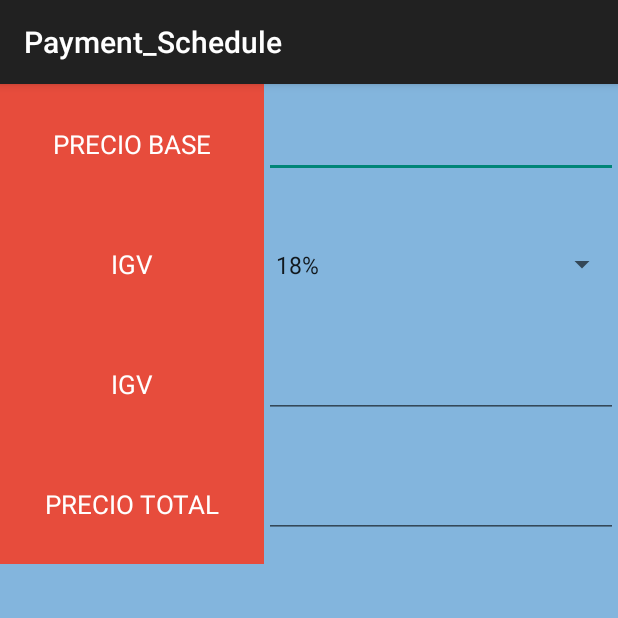
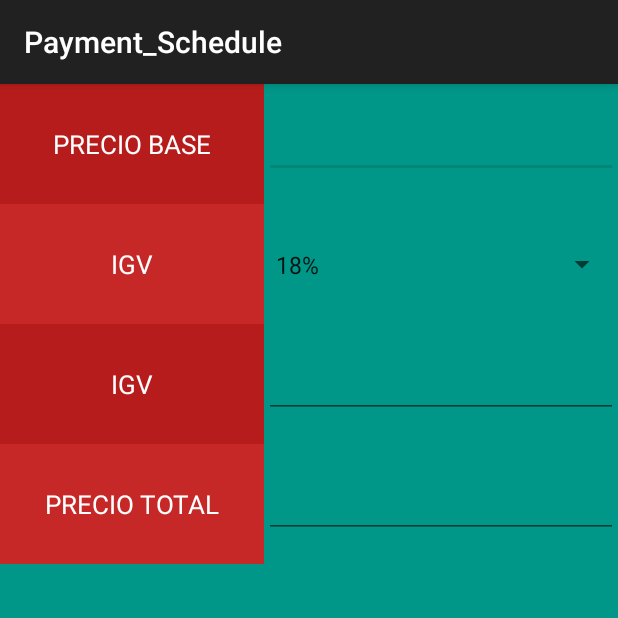
Before and after one commit to doapps/IGVPeru, an Android app: the Calculator_Activity screen opened directly, with no data from a screen before it, on a phone screen of 412 x 824 dp, the top half of it. Run offline under Robolectric (Android 15) with nearby library versions, the light colour scheme and no system bars.

Commit message:
dessing interface

```diff
--- a/app/src/main/AndroidManifest.xml
+++ b/app/src/main/AndroidManifest.xml
@@ -9,7 +9,6 @@
         android:theme="@style/AppTheme" >
         <activity
             android:name=".SplashActivity"
-            android:screenOrientation="portrait"
             android:label="@string/app_name" >
             <intent-filter>
                 <action android:name="android.intent.action.MAIN" />
@@ -19,17 +18,14 @@
         </activity>
         <activity
             android:name=".MainContent"
-            android:screenOrientation="portrait"
             android:label="@string/title_activity_main_content" >
         </activity>
         <activity
             android:name=".PaymentActivity"
-            android:screenOrientation="portrait"
             android:label="@string/title_activity_payment__schedule" >
         </activity>
         <activity
             android:name=".Calculator_Activity"
-            android:screenOrientation="portrait"
             android:label="@string/title_activity_payment__schedule" >
         </activity>
     </application>
--- a/app/src/main/res/layout/activity_calculator.xml
+++ b/app/src/main/res/layout/activity_calculator.xml
@@ -3,7 +3,7 @@
     android:layout_width="match_parent"
     android:layout_height="match_parent"
     android:fillViewport="false"
-    android:background="@color/placid_blue"
+    android:background="@color/teal"
     >
 
     <LinearLayout
@@ -24,14 +24,14 @@
                 android:layout_height="match_parent"
                 android:text="PRECIO BASE"
                 android:textColor="@color/white"
-                android:background="@color/rojo_alizarin"/>
+                android:background="@color/rojo_fuerte_2"/>
 
             <EditText
                 android:textSize="17dp"
                 android:layout_weight="2"
                 android:layout_width="0dp"
                 android:layout_height="wrap_content"
-                android:textColor="#000000"
+                android:textColor="@color/white"
                 android:id="@+id/pbase"
                 android:inputType="numberDecimal"
                 android:maxLength="20"
@@ -52,7 +52,7 @@
                 android:layout_width="0dp"
                 android:layout_height="match_parent"
                 android:text="IGV"
-                android:background="@color/rojo_alizarin"/>
+                android:background="@color/rojo_fuerte_1"/>
 
             <Spinner
                 android:textSize="17dp"
@@ -79,11 +79,11 @@
                 android:layout_width="0dp"
                 android:layout_height="match_parent"
                 android:text="IGV"
-                android:background="@color/rojo_alizarin"/>
+                android:background="@color/rojo_fuerte_2"/>
 
             <EditText
                 android:textSize="17dp"
-                android:textColor="#000000"
+                android:textColor="@color/white"
                 android:layout_weight="2"
                 android:layout_width="0dp"
                 android:layout_height="wrap_content"
@@ -108,11 +108,11 @@
                 android:layout_width="0dp"
                 android:layout_height="match_parent"
                 android:text="PRECIO TOTAL"
-                android:background="@color/rojo_alizarin"/>
+                android:background="@color/rojo_fuerte_1"/>
 
             <EditText
                 android:textSize="17dp"
-                android:textColor="#000000"
+                android:textColor="@color/white"
                 android:layout_weight="2"
                 android:layout_width="0dp"
                 android:layout_height="wrap_content"
--- a/app/src/main/res/values/colors.xml
+++ b/app/src/main/res/values/colors.xml
@@ -8,6 +8,13 @@
     <color name="cayenne">#e46764</color>
     <color name="sand">#ceb48d</color>
     <color name="freesia">#ffd600</color>
+    <color name="limon">#CDDC39</color>
+    <color name="limon_claro">#DCE775</color>
+    <color name="rojo_fuerte_1">#C62828</color>
+    <color name="rojo_fuerte_2">#B71C1C</color>
+    <color name="teal">#009688</color>
+    <color name="limon_claro_1">#CDDC39</color>
+
 
     <color name="verde_oscuro_turquoise">#1ABC9C</color>
     <color name="verde_oscuro_green_sea">#16A085</color>
```
